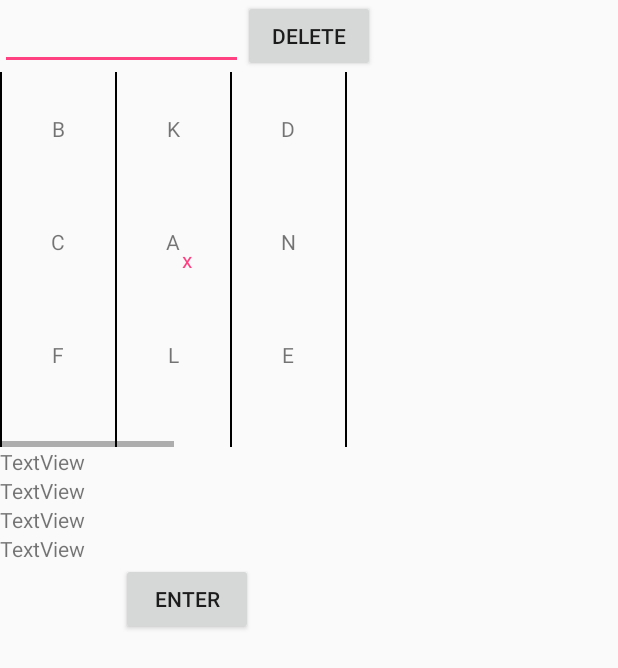
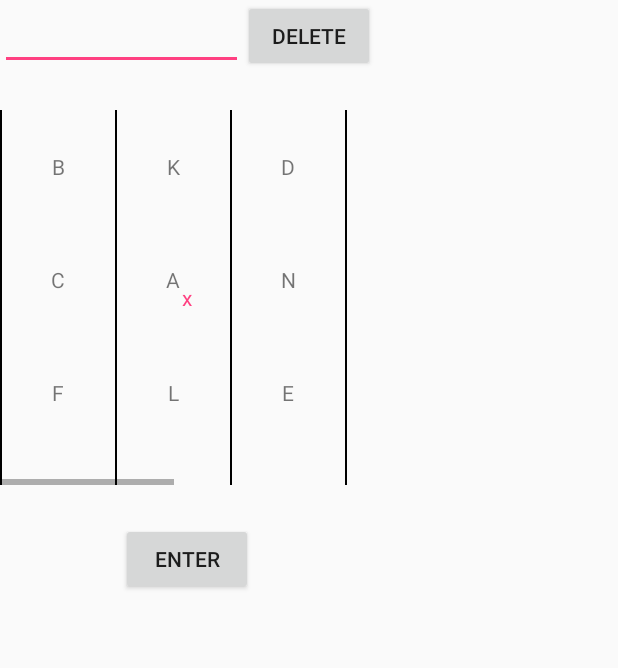
Before and after one commit to BenSchoeggl/AtomKey, an Android app: the layout activity_main.xml on its own in the app's theme, with its tools: preview values and no code run, on a phone screen of 412 x 824 dp. Shown: the top 668 px of the screen. Run offline under Robolectric (Android 15) with nearby library versions, the phone set to English and light mode, and no system bars.

Commit message:
about to make textViewsA....E all one array

```diff
--- /dev/null
+++ b/app/src/main/res/drawable/divider_clear.xml
@@ -0,0 +1,5 @@
+<?xml version="1.0" encoding="utf-8"?>
+<shape xmlns:android="http://schemas.android.com/apk/res/android" >
+    <size android:height="25dp"/>
+    <solid android:color="#00FFFFFF"/>
+</shape>
--- a/app/src/main/res/layout/activity_main.xml
+++ b/app/src/main/res/layout/activity_main.xml
@@ -19,8 +19,10 @@
         <LinearLayout
             android:layout_width="wrap_content"
             android:layout_height="wrap_content"
+            android:divider="@drawable/divider_clear"
             android:gravity="center"
             android:orientation="vertical"
+            android:showDividers="middle"
             tools:layout_editor_absoluteX="8dp"
             tools:layout_editor_absoluteY="8dp">
 
@@ -317,6 +319,15 @@
                                     android:tag="v"
                                     android:text="V" />
 
+                                <TextView
+                                    android:id="@+id/D7"
+                                    android:layout_width="75dp"
+                                    android:layout_height="75dp"
+                                    android:layout_weight="1"
+                                    android:gravity="center_vertical|center_horizontal"
+                                    android:tag="shift"
+                                    android:text="SHIFT" />
+
                             </LinearLayout>
 
                             <LinearLayout
@@ -363,6 +374,15 @@
                                     android:tag="z"
                                     android:text="Z" />
 
+                                <TextView
+                                    android:id="@+id/E5"
+                                    android:layout_width="75dp"
+                                    android:layout_height="75dp"
+                                    android:layout_weight="1"
+                                    android:gravity="center_vertical|center_horizontal"
+                                    android:tag="SYM"
+                                    android:text="SYM" />
+
                             </LinearLayout>
                         </LinearLayout>
                     </ScrollView>
@@ -378,30 +398,6 @@
 
             </FrameLayout>
 
-            <TextView
-                android:id="@+id/scrollX"
-                android:layout_width="match_parent"
-                android:layout_height="wrap_content"
-                android:text="TextView" />
-
-            <TextView
-                android:id="@+id/scrollY"
-                android:layout_width="match_parent"
-                android:layout_height="wrap_content"
-                android:text="TextView" />
-
-            <TextView
-                android:id="@+id/keyLengthsText"
-                android:layout_width="match_parent"
-                android:layout_height="wrap_content"
-                android:text="TextView" />
-
-            <TextView
-                android:id="@+id/column"
-                android:layout_width="match_parent"
-                android:layout_height="wrap_content"
-                android:text="TextView" />
-
             <Button
                 android:id="@+id/inputButton"
                 android:layout_width="wrap_content"
```
Also changed, not shown: app/src/main/java/com/example/ben/atomkey/MainActivity.java (+79 -46 lines).
